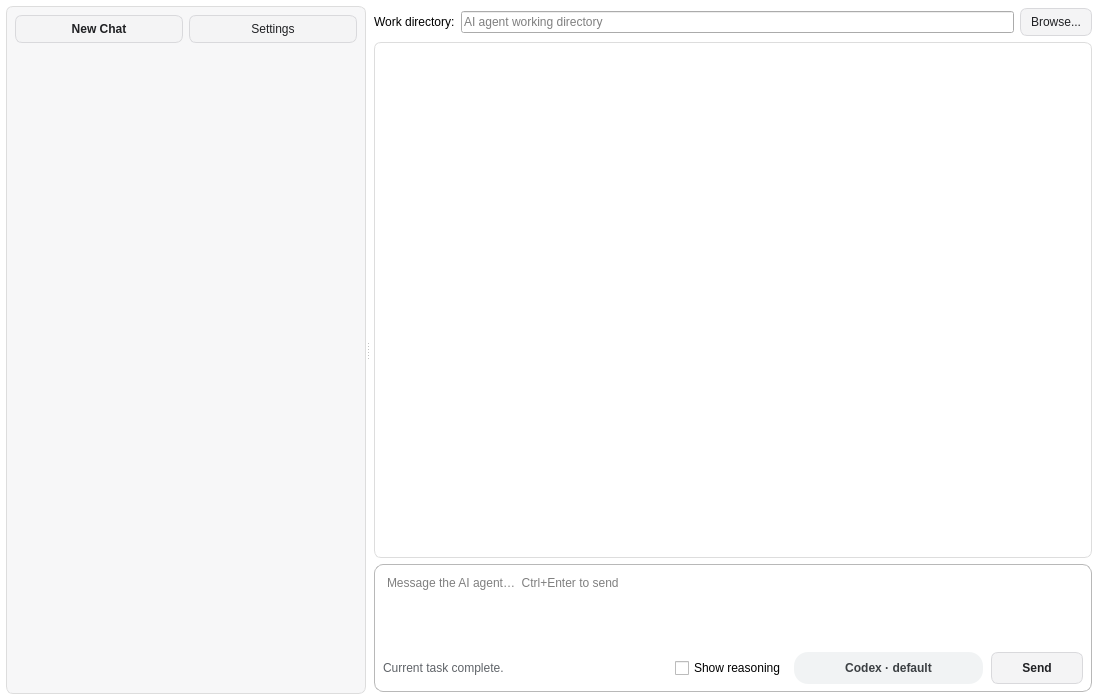
Old version of the form ai_agent.ui in the repository frankyeh/DSI-Studio.
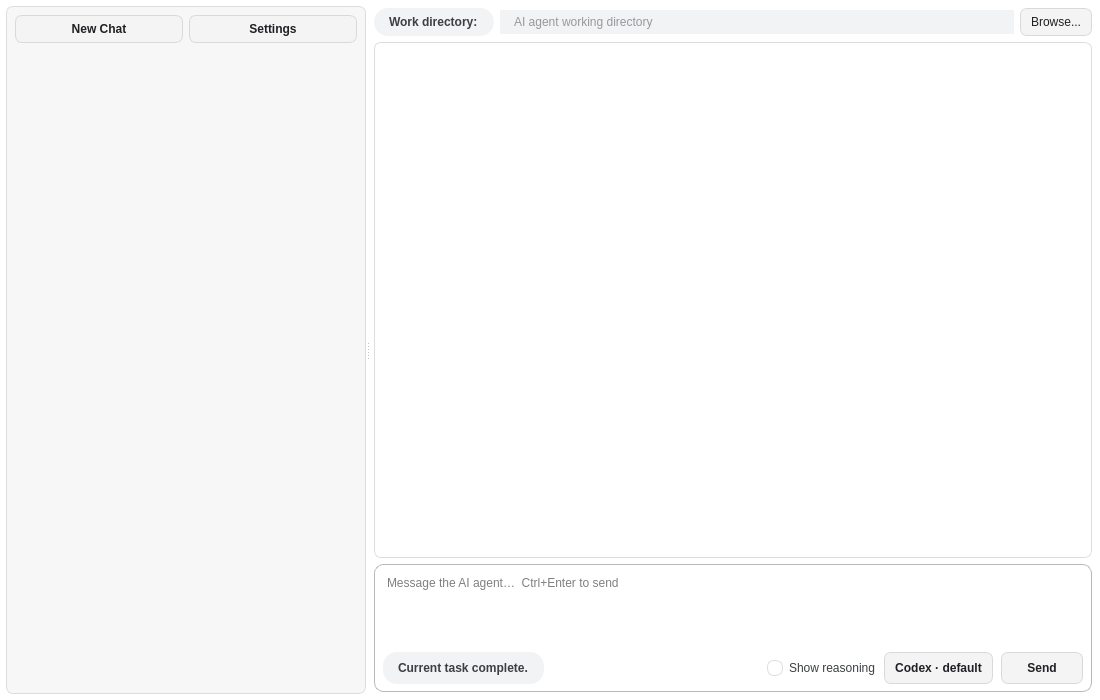
New version of the form. Icons and pictures are not drawn.

```diff
--- a/ai_agent.ui
+++ b/ai_agent.ui
@@ -39,12 +39,6 @@
 QWidget#tab_8 QToolButton:pressed {
     background-color: #dddddf;
 }
-QPushButton#ai_new_chat {
-    background-color: #ffffff;
-    font-size: 9pt;
-    font-weight: bold;
-    padding: 8px;
-}
 QListWidget#ai_project_list QPushButton {
     color: #202124;
     background: transparent;
@@ -73,17 +67,56 @@
 QToolButton#ai_project_menu_button::menu-indicator {
     image: none;
 }
-QPushButton#ai_send_message {
-    color: #ffffff;
-    background-color: #2f2f2f;
-    border-color: #2f2f2f;
+QLabel#ai_status,
+QLabel#ai_work_dir_label,
+QPushButton#ai_agent_status,
+QPushButton#ai_send_message,
+QPushButton#ai_new_chat,
+QPushButton#ai_quick_settings {
+    color: #3c4043;
+    font-weight: 600;
+    background-color: #f1f3f4;
+    border: none;
+    border-radius: 14px;
+    padding: 4px 12px;
 }
-QPushButton#ai_send_message:hover {
-    background-color: #171717;
-    border-color: #171717;
+QPushButton#ai_agent_status:hover,
+QPushButton#ai_send_message:hover,
+QPushButton#ai_new_chat:hover,
+QPushButton#ai_quick_settings:hover {
+    background-color: #e8eaed;
 }
-QPushButton#ai_send_message:pressed {
-    background-color: #000000;
+QPushButton#ai_agent_status:pressed,
+QPushButton#ai_send_message:pressed,
+QPushButton#ai_new_chat:pressed,
+QPushButton#ai_quick_settings:pressed {
+    background-color: #dadce0;
+}
+QLineEdit#ai_work_dir {
+    color: #3c4043;
+    background-color: #f1f3f4;
+    border: none;
+    border-radius: 14px;
+    padding: 4px 12px;
+}
+QLineEdit#ai_work_dir:focus {
+    background-color: #ffffff;
+    border: 1px solid #1a73e8;
+}
+QCheckBox#ai_show_reasoning {
+    color: #3c4043;
+    spacing: 6px;
+}
+QCheckBox#ai_show_reasoning::indicator {
+    width: 14px;
+    height: 14px;
+    border-radius: 7px;
+    border: 1px solid #dadce0;
+    background: #ffffff;
+}
+QCheckBox#ai_show_reasoning::indicator:checked {
+    background: #1a73e8;
+    border-color: #1a73e8;
 }
 QWidget#tab_8 QComboBox {
     color: #202124;
@@ -351,6 +384,50 @@
            <property name="spacing">
             <number>8</number>
            </property>
+           <item row="1" column="0">
+            <widget class="QLabel" name="ai_status">
+             <property name="sizePolicy">
+              <sizepolicy hsizetype="Preferred" vsizetype="Fixed">
+               <horstretch>0</horstretch>
+               <verstretch>0</verstretch>
+              </sizepolicy>
+             </property>
+             <property name="minimumSize">
+              <size>
+               <width>0</width>
+               <height>32</height>
+              </size>
+             </property>
+             <property name="text">
+              <string>Current task complete.</string>
+             </property>
+             <property name="textInteractionFlags">
+              <set>Qt::TextSelectableByMouse</set>
+             </property>
+            </widget>
+           </item>
+           <item row="1" column="5">
+            <widget class="QPushButton" name="ai_agent_status">
+             <property name="sizePolicy">
+              <sizepolicy hsizetype="Preferred" vsizetype="Fixed">
+               <horstretch>0</horstretch>
+               <verstretch>0</verstretch>
+              </sizepolicy>
+             </property>
+             <property name="minimumSize">
+              <size>
+               <width>0</width>
+               <height>32</height>
+              </size>
+             </property>
+             <property name="toolTip">
+              <string>Change the agent/model used for the next chat you start</string>
+             </property>
+             <property name="text">
+              <string>Codex · default</string>
+             </property>
+            </widget>
+           </item>
            <item row="0" column="0" colspan="7">
             <widget class="QPlainTextEdit" name="ai_chat_input">
              <property name="minimumSize">
@@ -373,31 +450,6 @@
              </property>
             </widget>
            </item>
-           <item row="1" column="4" colspan="2">
-            <widget class="QLabel" name="ai_agent_status">
-             <property name="sizePolicy">
-              <sizepolicy hsizetype="Preferred" vsizetype="Fixed">
-               <horstretch>0</horstretch>
-               <verstretch>0</verstretch>
-              </sizepolicy>
-             </property>
-             <property name="minimumSize">
-              <size>
-               <width>0</width>
-               <height>32</height>
-              </size>
-             </property>
-             <property name="styleSheet">
-              <string notr="true">QLabel { color:#3c4043; font-weight:600; padding:4px 12px; background:#f1f3f4; border-radius:14px; }</string>
-             </property>
-             <property name="alignment">
-              <set>Qt::AlignCenter</set>
-             </property>
-             <property name="text">
-              <string>Codex · default</string>
-             </property>
-            </widget>
-           </item>
            <item row="1" column="6">
             <widget class="QPushButton" name="ai_send_message">
              <property name="sizePolicy">
@@ -435,26 +487,20 @@
              </property>
             </widget>
            </item>
-           <item row="1" column="0" colspan="3">
-            <widget class="QLabel" name="ai_status">
-             <property name="sizePolicy">
-              <sizepolicy hsizetype="Expanding" vsizetype="Preferred">
-               <horstretch>0</horstretch>
-               <verstretch>0</verstretch>
-              </sizepolicy>
-             </property>
-             <property name="styleSheet">
-              <string notr="true">color: #5f6368;</string>
-             </property>
-             <property name="text">
-              <string>Current task complete.</string>
-             </property>
-             <property name="textInteractionFlags">
-              <set>Qt::TextSelectableByMouse</set>
-             </property>
-            </widget>
-           </item>
            <item row="1" column="3">
+            <spacer name="ai_status_spacer">
+             <property name="orientation">
+              <enum>Qt::Horizontal</enum>
+             </property>
+             <property name="sizeHint" stdset="0">
+              <size>
+               <width>40</width>
+               <height>20</height>
+              </size>
+             </property>
+            </spacer>
+           </item>
+           <item row="1" column="4">
             <widget class="QCheckBox" name="ai_show_reasoning">
              <property name="toolTip">
               <string>Show AI reasoning messages in chat history</string>
```
Left out of the diff: 12 changed lines with no effect on the pictures.
